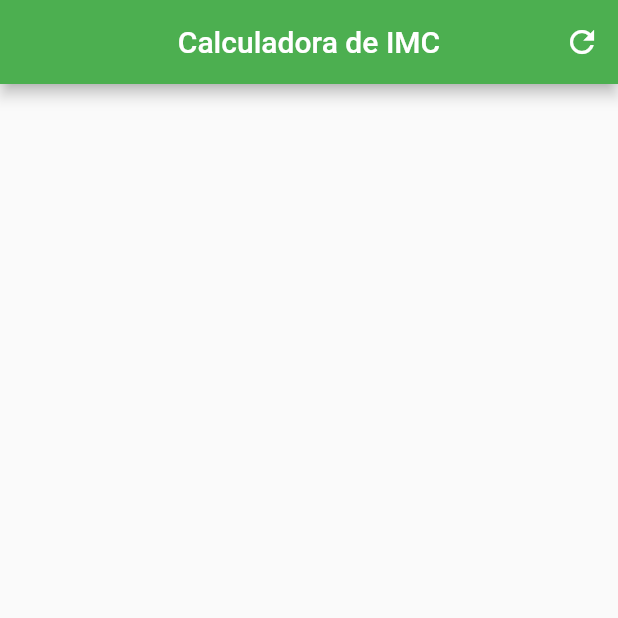
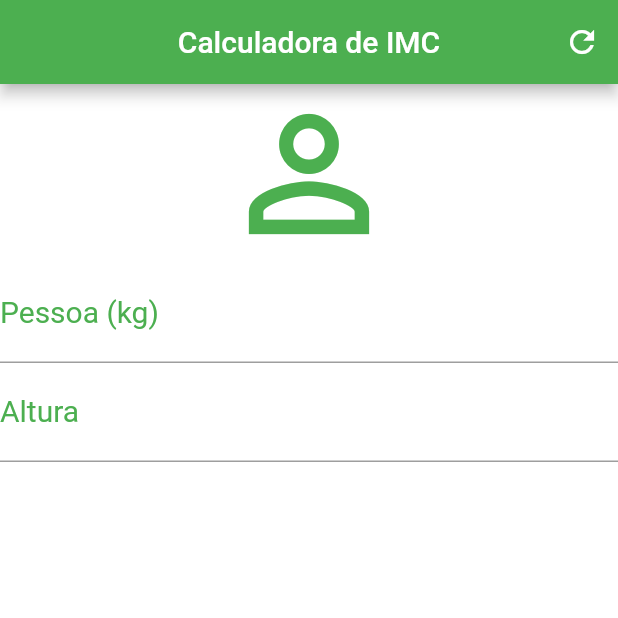
Before and after one commit to luicesar/flutter_dart, a Flutter app: the screen it shows after launch, on a phone screen of 412 x 824 dp, the top half of it. Run offline on Flutter 3.47's test engine with Material 2 defaults, Android fonts, the phone set to English and light mode, and no system bars.

Commit message:
TextField e Decoration

```diff
--- a/app_calculadora_imc/lib/main.dart
+++ b/app_calculadora_imc/lib/main.dart
@@ -30,6 +30,41 @@
           )
         ],
       ),
+      backgroundColor: Colors.white,
+      body: Column(
+        crossAxisAlignment: CrossAxisAlignment.stretch,
+        children: <Widget>[
+          Icon(
+            Icons.person_outline,
+            size: 120.0,
+            color: Colors.green,
+          ),
+          TextField(
+            keyboardType: TextInputType.number,
+            decoration: InputDecoration(
+              labelText: 'Pessoa (kg)',
+              labelStyle: TextStyle(color: Colors.green),
+            ),
+            textAlign: TextAlign.center,
+            style: TextStyle(
+              color: Colors.green,
+              fontSize: 20.00,
+            ),
+          ),
+          TextField(
+            keyboardType: TextInputType.number,
+            decoration: InputDecoration(
+              labelText: 'Altura',
+              labelStyle: TextStyle(color: Colors.green),
+            ),
+            textAlign: TextAlign.center,
+            style: TextStyle(
+              color: Colors.green,
+              fontSize: 20.00,
+            ),
+          )
+        ],
+      ),
     );
   }
 }
```
